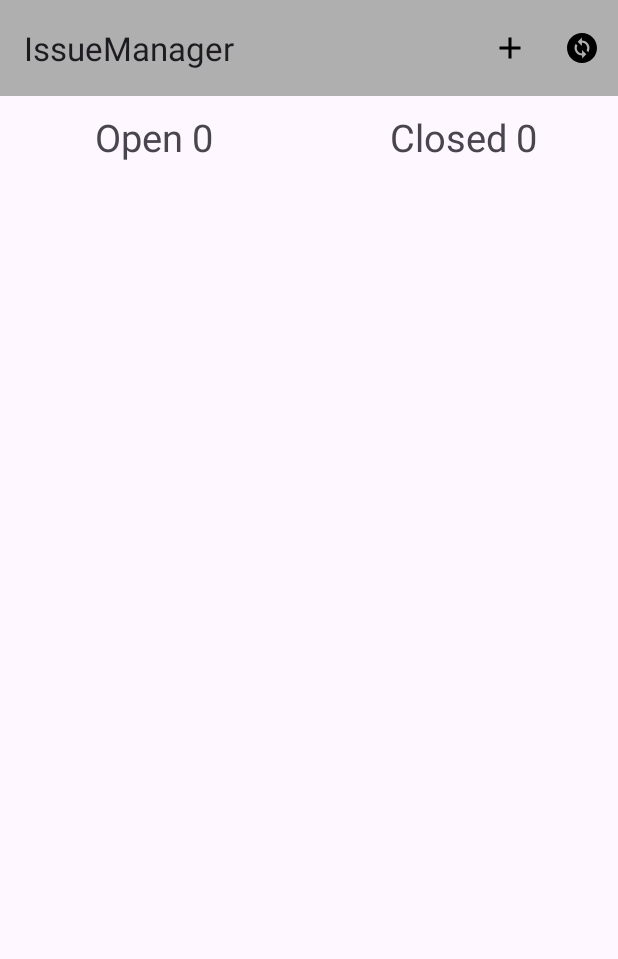
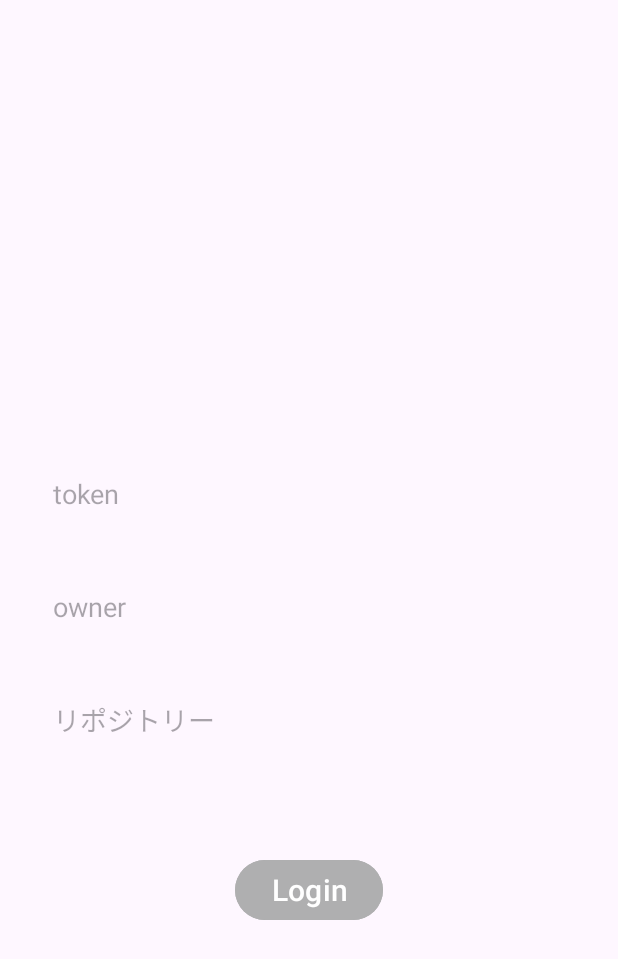
Before and after one commit to Akito626/IssueManager, an Android app: the screen it shows after launch (MainActivity before the commit, LoginActivity after it), on a phone screen of 412 x 824 dp. Shown: the top 959 px of the screen. Run offline under Robolectric (Android 15) with nearby library versions, the phone set to English and light mode, and no system bars.

Commit message:
Login画面を作りました

```diff
--- /dev/null
+++ b/app/src/main/java/com/alha_app/issuemanager/LoginActivity.java
@@ -0,0 +1,37 @@
+package com.alha_app.issuemanager;
+
+import androidx.appcompat.app.AppCompatActivity;
+
+import android.content.Intent;
+import android.os.Bundle;
+import android.widget.Button;
+import android.widget.EditText;
+import android.widget.Toast;
+
+public class LoginActivity extends AppCompatActivity {
+    private IssueManager issueManager;
+
+    @Override
+    protected void onCreate(Bundle savedInstanceState) {
+        super.onCreate(savedInstanceState);
+        setContentView(R.layout.activity_login);
+
+        issueManager = (IssueManager) this.getApplication();
+
+        EditText token = findViewById(R.id.token);
+        EditText owner = findViewById(R.id.owner);
+        EditText repo = findViewById(R.id.repo);
+
+        Button loginButton = findViewById(R.id.login_button);
+        loginButton.setOnClickListener(view -> {
+            if(token.getText().toString().equals("") || owner.getText().toString().equals("") || repo.getText().toString().equals("")){
+                Toast.makeText(issueManager, "全て入力してください", Toast.LENGTH_SHORT).show();
+                return;
+            }
+            issueManager.setToken(token.getText().toString());
+            issueManager.setOwner(owner.getText().toString());
+            issueManager.setRepo(repo.getText().toString());
+            startActivity(new Intent(getApplication(), MainActivity.class));
+        });
+    }
+}
--- a/app/src/main/java/com/alha_app/issuemanager/MainActivity.java
+++ b/app/src/main/java/com/alha_app/issuemanager/MainActivity.java
@@ -125,6 +125,11 @@ public class MainActivity extends AppCompatActivity {
                 i = getIssues("open");
                 openText.setText("Open " + i);
             }).start();
+        } else if(item.getItemId() == R.id.action_logout){
+            issueManager.setToken(null);
+            issueManager.setOwner(null);
+            issueManager.setRepo(null);
+            finish();
         }
         return true;
     }
--- /dev/null
+++ b/app/src/main/res/layout/activity_login.xml
@@ -0,0 +1,84 @@
+<?xml version="1.0" encoding="utf-8"?>
+<LinearLayout xmlns:android="http://schemas.android.com/apk/res/android"
+    xmlns:app="http://schemas.android.com/apk/res-auto"
+    xmlns:tools="http://schemas.android.com/tools"
+    android:layout_width="match_parent"
+    android:layout_height="match_parent"
+    tools:context=".LoginActivity"
+    android:orientation="vertical">
+
+    <Space
+        android:layout_width="match_parent"
+        android:layout_height="0dp"
+        android:layout_weight="0.3"/>
+
+    <LinearLayout
+        android:layout_width="match_parent"
+        android:layout_height="0dp"
+        android:layout_weight="0.3"
+        android:layout_marginStart="30dp"
+        android:layout_marginEnd="30dp"
+        android:orientation="vertical">
+
+        <EditText
+            android:id="@+id/token"
+            android:layout_width="match_parent"
+            android:layout_height="30dp"
+            android:inputType="text"
+            android:autoSizeTextType="uniform"
+            android:layout_margin="5dp"
+            android:background="#00000000"
+            android:hint="token"/>
+
+        <Space
+            android:layout_width="match_parent"
+            android:layout_height="0dp"
+            android:layout_weight="0.05"/>
+
+        <EditText
+            android:id="@+id/owner"
+            android:layout_width="match_parent"
+            android:layout_height="30dp"
+            android:inputType="text"
+            android:autoSizeTextType="uniform"
+            android:layout_margin="5dp"
+            android:background="#00000000"
+            android:hint="owner"/>
+
+        <Space
+            android:layout_width="match_parent"
+            android:layout_height="0dp"
+            android:layout_weight="0.05"/>
+
+        <EditText
+            android:id="@+id/repo"
+            android:layout_width="match_parent"
+            android:layout_height="30dp"
+            android:inputType="text"
+            android:autoSizeTextType="uniform"
+            android:layout_margin="5dp"
+            android:background="#00000000"
+            android:hint="リポジトリー"/>
+
+        <Space
+            android:layout_width="match_parent"
+            android:layout_height="0dp"
+            android:layout_weight="0.1"/>
+
+        <Button
+            android:id="@+id/login_button"
+            android:layout_width="wrap_content"
+            android:layout_height="wrap_content"
+            android:autoSizeTextType="uniform"
+            android:textSize="20dp"
+            android:text="Login"
+            android:layout_gravity="center"
+            android:backgroundTint="#afafb0"/>
+    </LinearLayout>
+
+    <Space
+        android:layout_width="match_parent"
+        android:layout_height="0dp"
+        android:layout_weight="0.2"/>
+
+</LinearLayout>
--- a/app/src/main/res/menu/menu_main.xml
+++ b/app/src/main/res/menu/menu_main.xml
@@ -13,4 +13,9 @@
         android:title="更新"
         android:icon="@drawable/ic_change_circle"
         app:showAsAction="ifRoom"/>
+
+    <item
+        android:id="@+id/action_logout"
+        android:title="ログアウト"
+        app:showAsAction="never"/>
 </menu>
```
Also changed, not shown: app/src/main/AndroidManifest.xml (+9 -7 lines), app/src/main/java/com/alha_app/issuemanager/IssueManager.java (+25 -0 lines).
